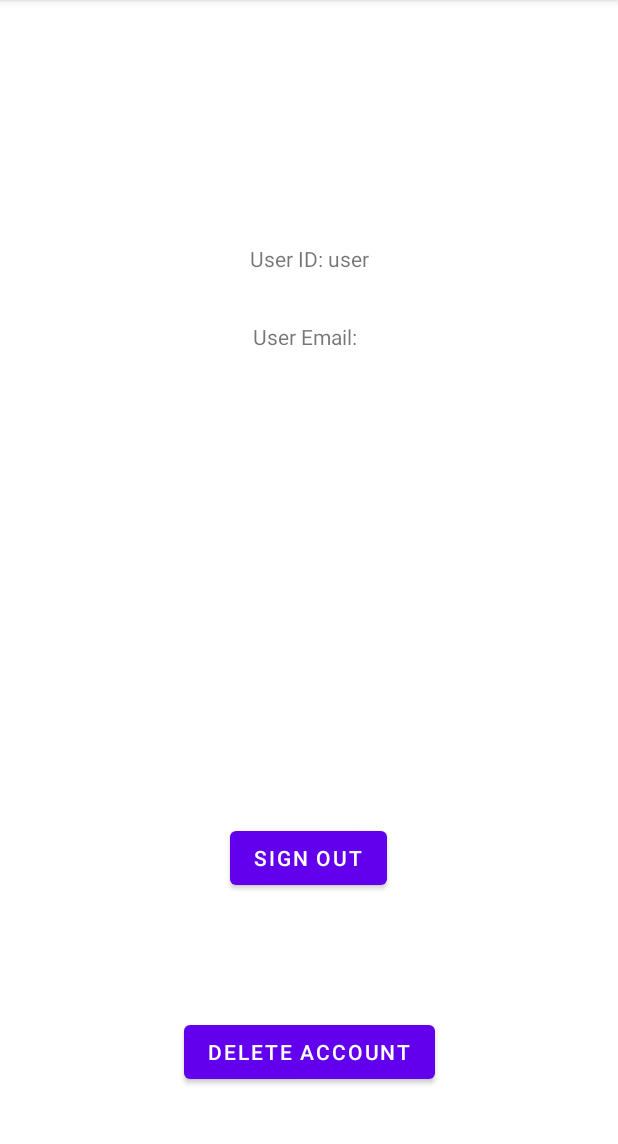
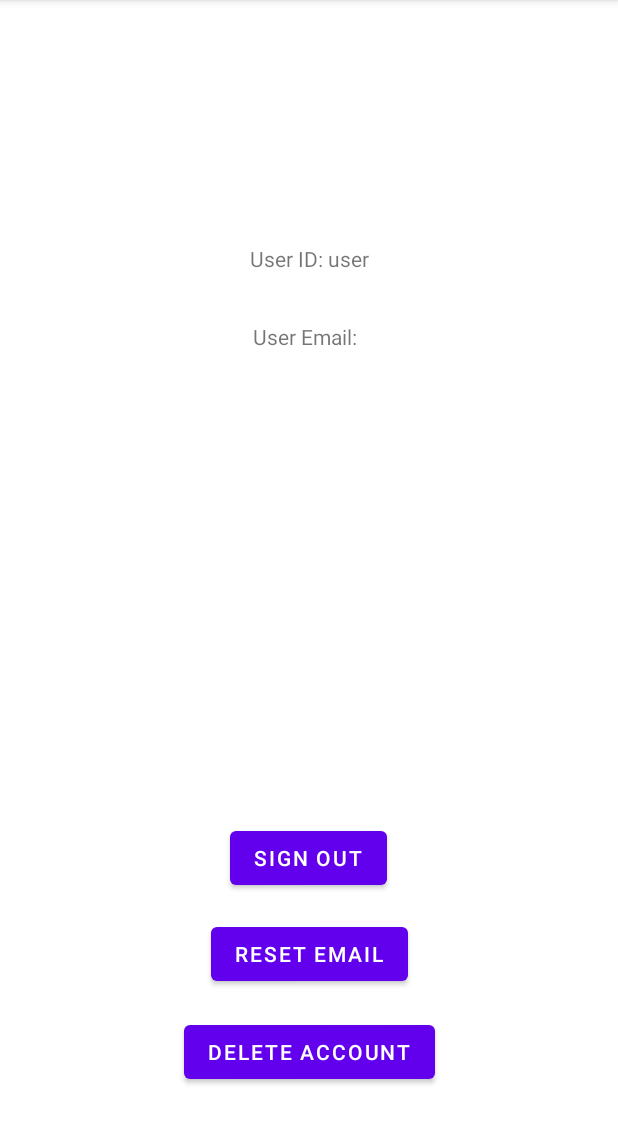
Before and after one commit to bcovies/android-notes, an Android app: the screen it shows after launch once a user with an empty profile is signed in (DashboardActivity), on a phone screen of 412 x 824 dp, the part 84-1228 px from its top. Run offline under Robolectric (Android 15) with nearby library versions, the phone set to English and light mode, and no system bars; our stand-ins replace Firebase (no records; nobody signed in at launch, a user with empty details on screens opened directly).

Commit message:
Adicionado função reset senha por email

```diff
--- a/app/src/main/java/com/bcs/notes/ui/DashboardActivity.java
+++ b/app/src/main/java/com/bcs/notes/ui/DashboardActivity.java
@@ -1,9 +1,11 @@
 package com.bcs.notes.ui;
 
+import androidx.annotation.NonNull;
 import androidx.appcompat.app.AppCompatActivity;
 
 import android.content.Intent;
 import android.os.Bundle;
+import android.util.Log;
 import android.view.View;
 import android.widget.Button;
 import android.widget.TextView;
@@ -11,13 +13,15 @@ import android.widget.Toast;
 
 import com.bcs.notes.R;
 import com.bcs.notes.UserAuth;
+import com.google.android.gms.tasks.OnCompleteListener;
+import com.google.android.gms.tasks.Task;
 
 public class DashboardActivity extends AppCompatActivity {
 
     UserAuth userAuth = new UserAuth();
     private TextView UserId;
     private TextView UserEmail;
-
+    private static final String TAG = "E";
 
     @Override
     protected void onCreate(Bundle savedInstanceState) {
@@ -27,6 +31,7 @@ public class DashboardActivity extends AppCompatActivity {
         UserId = findViewById(R.id.activity_dashboard_textview_uid);
         UserEmail = findViewById(R.id.activity_dashboard_textview_email);
         buttonSignOut();
+        buttonReset();
     }
 
     @Override
@@ -34,10 +39,12 @@ public class DashboardActivity extends AppCompatActivity {
         super.onStart();
         UserId.setText("User ID: " + userAuth.getCurrentUserUID());
         UserEmail.setText("User Email: " + userAuth.getCurrentUserEmail());
+
         if (userAuth.getCurrentUser() == null) {
             Toast.makeText(this, "User isn't logged", Toast.LENGTH_SHORT).show();
             goToMain();
         }
+
     }
 
     protected void buttonSignOut() {
@@ -48,6 +55,7 @@ public class DashboardActivity extends AppCompatActivity {
                 userAuth.singOut();
                 finish();
                 goToMain();
+
             }
         });
     }
@@ -62,6 +70,34 @@ public class DashboardActivity extends AppCompatActivity {
         });
     }
 
+
+    protected void buttonReset() {
+        Button buttonReset = findViewById(R.id.activity_dashboard_button_reset);
+        String email = userAuth.getCurrentUserEmail();
+        buttonReset.setOnClickListener(new View.OnClickListener() {
+            @Override
+            public void onClick(View v) {
+                resetEmail(email);
+                buttonReset.setEnabled(false);
+            }
+        });
+    }
+
+    private void resetEmail(String email) {
+        userAuth.getInstance().sendPasswordResetEmail(email)
+                .addOnCompleteListener(new OnCompleteListener<Void>() {
+                    @Override
+                    public void onComplete(@NonNull Task<Void> task) {
+                        if (task.isSuccessful()) {
+                            Log.d(TAG, "Email sent.");
+                            Toast.makeText(DashboardActivity.this, "Email enviado.", Toast.LENGTH_SHORT).show();
+
+                        }
+                    }
+                });
+    }
+
+
     public void goToComfirm() {
         startActivity(new Intent(this, DeleteAccountActivity.class));
     }
--- a/app/src/main/res/layout/activity_dashboard.xml
+++ b/app/src/main/res/layout/activity_dashboard.xml
@@ -51,4 +51,15 @@
         app:layout_constraintStart_toStartOf="parent"
         app:layout_constraintTop_toTopOf="parent"
         app:layout_constraintVertical_bias="0.761" />
+
+    <Button
+        android:id="@+id/activity_dashboard_button_reset"
+        android:layout_width="wrap_content"
+        android:layout_height="wrap_content"
+        android:text="Reset Email"
+        app:layout_constraintBottom_toBottomOf="parent"
+        app:layout_constraintEnd_toEndOf="parent"
+        app:layout_constraintStart_toStartOf="parent"
+        app:layout_constraintTop_toTopOf="parent"
+        app:layout_constraintVertical_bias="0.85" />
 </androidx.constraintlayout.widget.ConstraintLayout>
```
Also changed, not shown: app/src/main/java/com/bcs/notes/ui/DeleteAccountActivity.java (+9 -0 lines), 1 other file.
